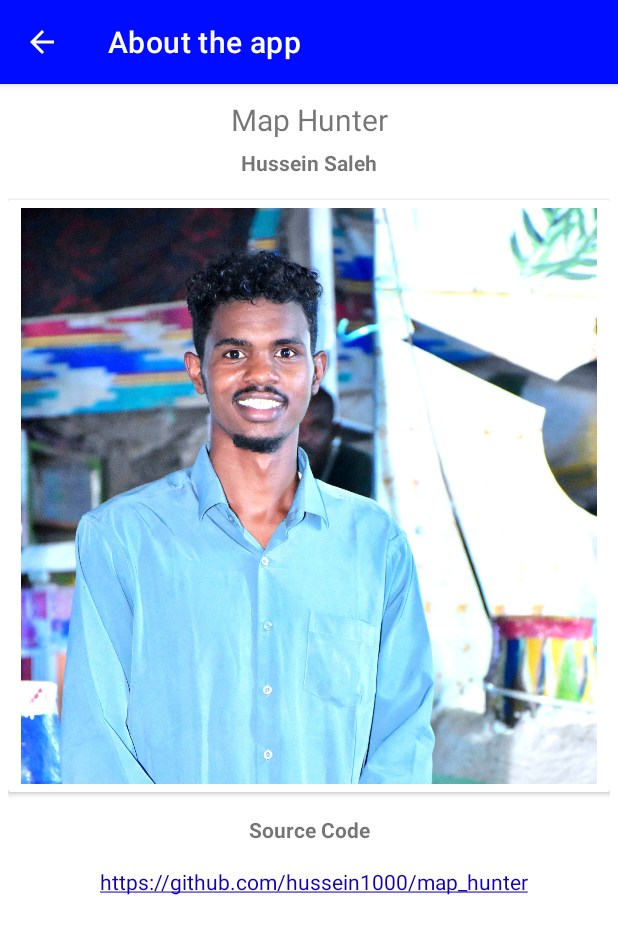
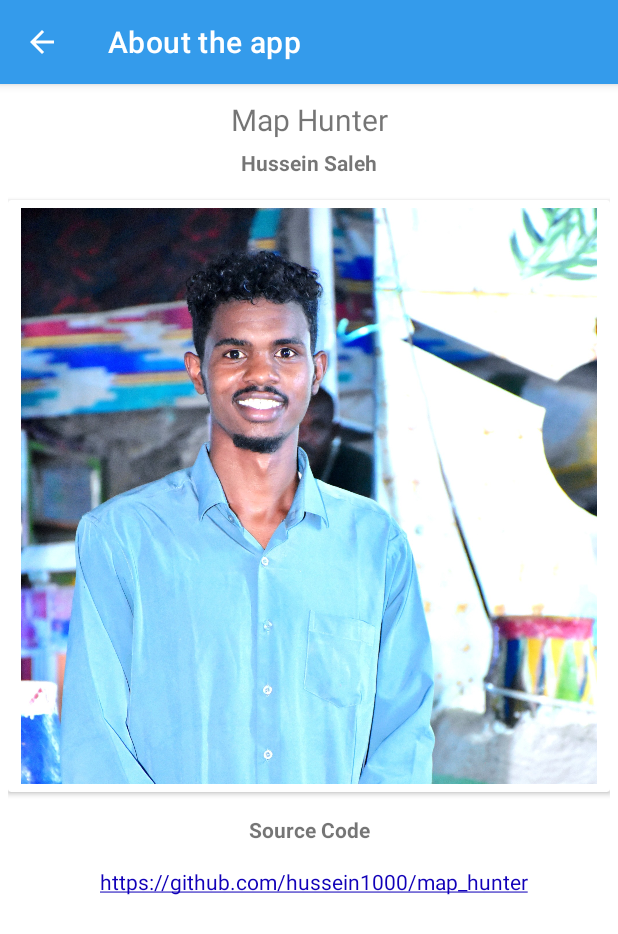
Before and after one commit to hussein1000/map_hunter, an Android app: the AboutActivity screen opened directly, with no data from a screen before it, on a phone screen of 412 x 824 dp. Shown: the top 934 px of the screen. Run offline under Robolectric (Android 15) with nearby library versions, the phone set to English and light mode, and no system bars.

Commit message:
Update colors.xml

```diff
--- a/app/src/main/res/values/colors.xml
+++ b/app/src/main/res/values/colors.xml
@@ -1,7 +1,7 @@
 <?xml version="1.0" encoding="utf-8"?>
 <resources>
-    <color name="colorPrimary">#000CFF</color>
-    <color name="colorPrimaryDark">#000CFF</color>
+    <color name="colorPrimary">#349BEB</color>
+    <color name="colorPrimaryDark">#349BEB</color>
     <color name="colorAccent">#1100B8</color>
     <color name="black">#FF000000</color>
     <color name="white">#FFFFFFFF</color>
```
